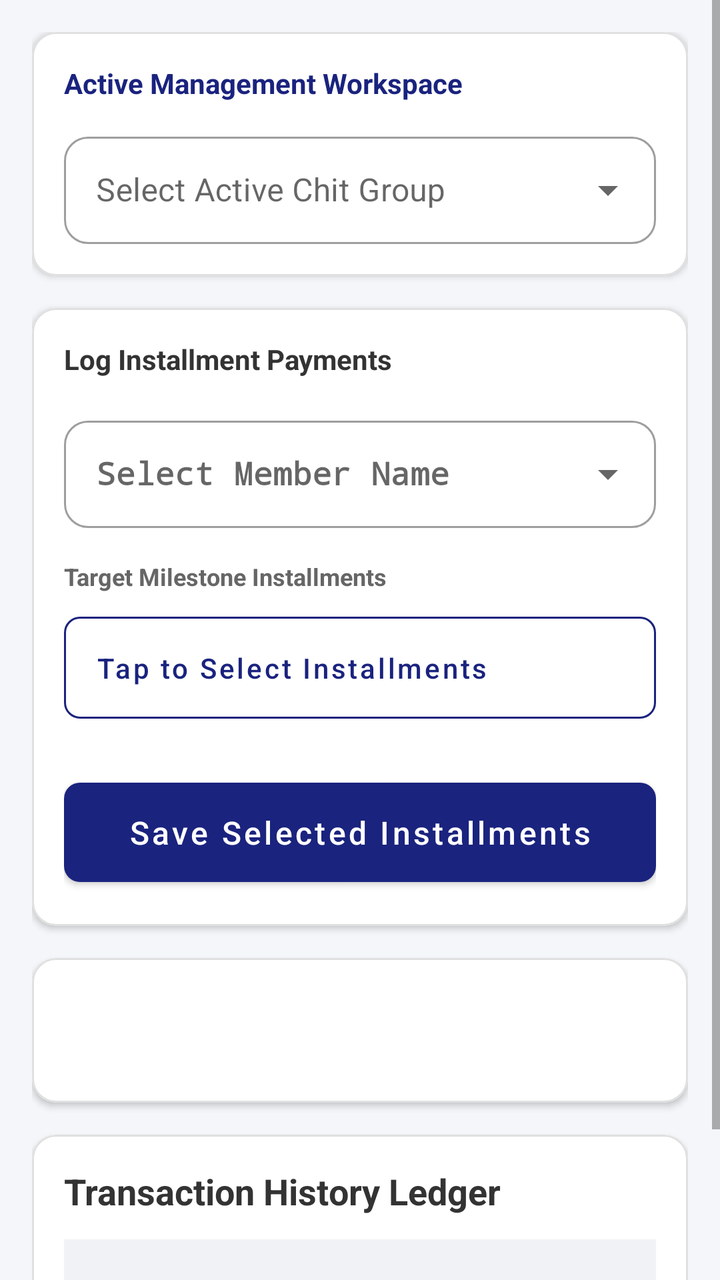
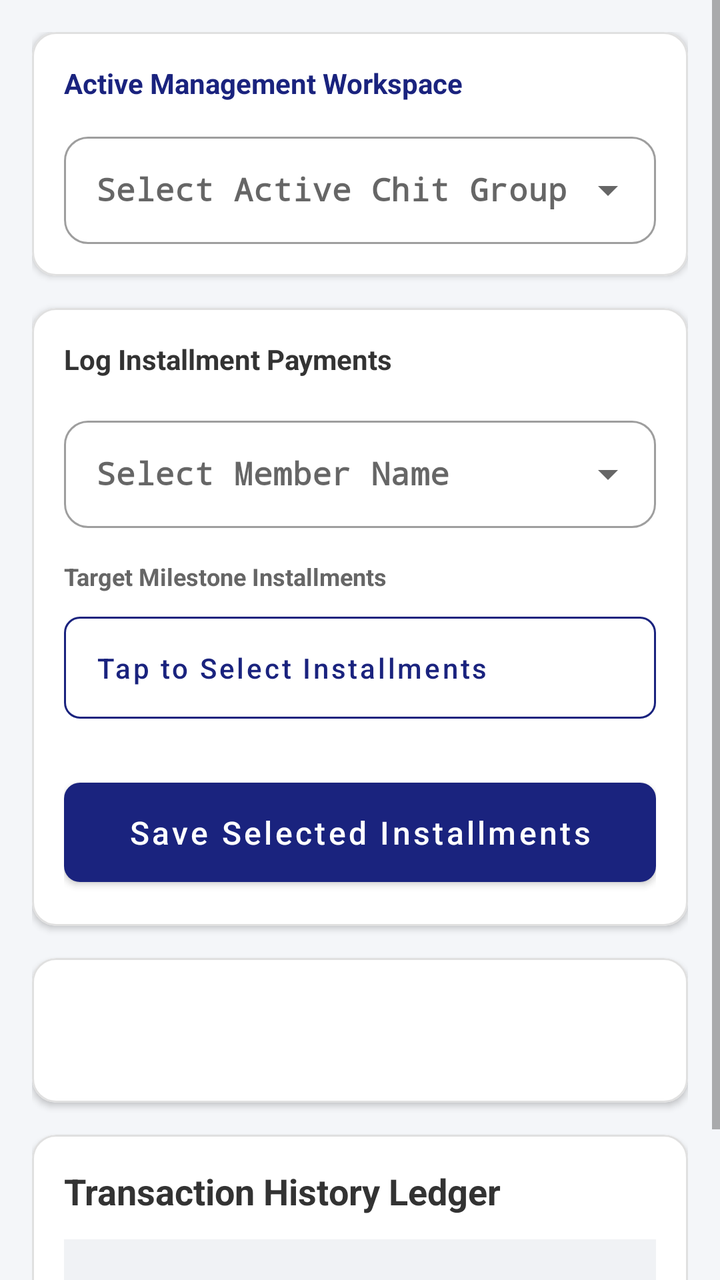

Screens rendered from an Android XML layout before and after an edit, with the pre-edit source and the edit as a unified diff.
<!-- AndroidManifest.xml: application theme Theme.ChitFundManager -->
<!-- res/layout/activity_main.xml -->
<?xml version="1.0" encoding="utf-8"?>
<ScrollView xmlns:android="http://schemas.android.com/apk/res/android"
    xmlns:app="http://schemas.android.com/apk/res-auto"
    android:layout_width="match_parent"
    android:layout_height="match_parent"
    android:background="#F4F6F9"
    android:fillViewport="true">

    <LinearLayout
        android:layout_width="match_parent"
        android:layout_height="wrap_content"
        android:orientation="vertical"
        android:padding="16dp">

        <com.google.android.material.card.MaterialCardView
            android:layout_width="match_parent"
            android:layout_height="wrap_content"
            android:layout_marginBottom="16dp"
            app:cardCornerRadius="12dp"
            app:cardElevation="2dp"
            app:strokeColor="#E0E0E0"
            app:strokeWidth="1dp">

            <LinearLayout
                android:layout_width="match_parent"
                android:layout_height="wrap_content"
                android:orientation="vertical"
                android:padding="16dp">

                <TextView
                    android:layout_width="wrap_content"
                    android:layout_height="wrap_content"
                    android:text="Active Management Workspace"
                    android:textColor="#1A237E"
                    android:textSize="14sp"
                    android:textStyle="bold"
                    android:layout_marginBottom="12dp" />

                <com.google.android.material.textfield.TextInputLayout
                    style="@style/Widget.MaterialComponents.TextInputLayout.OutlinedBox.ExposedDropdownMenu"
                    android:layout_width="match_parent"
                    android:layout_height="wrap_content"
                    android:hint="Select Active Chit Group">

                    <AutoCompleteTextView
                        android:id="@+id/spChitSelector"
                        android:layout_width="match_parent"
                        android:layout_height="wrap_content"
                        android:inputType="none"
                        android:padding="16dp"
                        android:textSize="16sp"
                        android:popupBackground="@drawable/dropdown_popup_bg" />
                </com.google.android.material.textfield.TextInputLayout>
            </LinearLayout>
        </com.google.android.material.card.MaterialCardView>

        <com.google.android.material.card.MaterialCardView
            android:id="@+id/llFormContainer"
            android:layout_width="match_parent"
            android:layout_height="wrap_content"
            android:layout_marginBottom="16dp"
            app:cardCornerRadius="12dp"
            app:cardElevation="2dp"
            app:strokeColor="#E0E0E0"
            app:strokeWidth="1dp">

            <LinearLayout
                android:layout_width="match_parent"
                android:layout_height="wrap_content"
                android:orientation="vertical"
                android:padding="16dp">

                <TextView
                    android:layout_width="wrap_content"
                    android:layout_height="wrap_content"
                    android:text="Log Installment Payments"
                    android:textColor="#333333"
                    android:textSize="14sp"
                    android:textStyle="bold"
                    android:layout_marginBottom="16dp" />

                <com.google.android.material.textfield.TextInputLayout
                    style="@style/Widget.MaterialComponents.TextInputLayout.OutlinedBox.ExposedDropdownMenu"
                    android:layout_width="match_parent"
                    android:layout_height="wrap_content"
                    android:layout_marginBottom="16dp"
                    android:hint="Select Member Name">

                    <AutoCompleteTextView
                        android:id="@+id/spMembers"
                        android:layout_width="match_parent"
                        android:layout_height="wrap_content"
                        android:inputType="none"
                        android:padding="16dp"
                        android:fontFamily="monospace"
                        android:textStyle="bold"
                        android:textColor="#1A237E"
                        android:popupBackground="@drawable/dropdown_popup_bg" />
                </com.google.android.material.textfield.TextInputLayout>

                <TextView
                    android:layout_width="wrap_content"
                    android:layout_height="wrap_content"
                    android:text="Target Milestone Installments"
                    android:textColor="#666666"
                    android:textSize="12sp"
                    android:textStyle="bold"
                    android:layout_marginBottom="6dp" />

                <com.google.android.material.button.MaterialButton
                    android:id="@+id/btnSelectInstallments"
                    style="@style/Widget.MaterialComponents.Button.OutlinedButton"
                    android:layout_width="match_parent"
                    android:layout_height="wrap_content"
                    android:layout_marginBottom="20dp"
                    android:text="Tap to Select Installments"
                    android:textColor="#1A237E"
                    android:gravity="start|center_vertical"
                    android:padding="16dp"
                    android:textAllCaps="false"
                    app:strokeColor="#1A237E"
                    app:strokeWidth="1dp"
                    app:cornerRadius="8dp" />

                <com.google.android.material.button.MaterialButton
                    android:id="@+id/btnAddInstallment"
                    android:layout_width="match_parent"
                    android:layout_height="wrap_content"
                    android:text="Save Selected Installments"
                    android:textAllCaps="false"
                    android:textSize="16sp"
                    android:padding="14dp"
                    app:backgroundTint="#1A237E"
                    app:cornerRadius="8dp" />
            </LinearLayout>
        </com.google.android.material.card.MaterialCardView>

        <com.google.android.material.card.MaterialCardView
            android:layout_width="match_parent"
            android:layout_height="wrap_content"
            android:layout_marginBottom="16dp"
            app:cardCornerRadius="12dp"
            app:cardElevation="2dp"
            app:strokeColor="#E0E0E0"
            app:strokeWidth="1dp">

            <LinearLayout
                android:layout_width="match_parent"
                android:layout_height="wrap_content"
                android:orientation="vertical"
                android:padding="16dp">

                <TextView
                    android:id="@+id/tvFundTitle"
                    android:layout_width="match_parent"
                    android:layout_height="wrap_content"
                    android:textSize="18sp"
                    android:textStyle="bold"
                    android:textColor="#1A237E"
                    android:layout_marginBottom="16dp" />

                <HorizontalScrollView
                    android:layout_width="match_parent"
                    android:layout_height="wrap_content">

                    <TableLayout
                        android:id="@+id/tlFundTable"
                        android:layout_width="wrap_content"
                        android:layout_height="wrap_content"
                        android:stretchColumns="*" />
                </HorizontalScrollView>
            </LinearLayout>
        </com.google.android.material.card.MaterialCardView>

        <com.google.android.material.card.MaterialCardView
            android:layout_width="match_parent"
            android:layout_height="wrap_content"
            android:layout_marginBottom="16dp"
            app:cardCornerRadius="12dp"
            app:cardElevation="2dp"
            app:strokeColor="#E0E0E0"
            app:strokeWidth="1dp">

            <LinearLayout
                android:layout_width="match_parent"
                android:layout_height="wrap_content"
                android:orientation="vertical"
                android:padding="16dp">

                <TextView
                    android:layout_width="wrap_content"
                    android:layout_height="wrap_content"
                    android:text="Transaction History Ledger"
                    android:textSize="18sp"
                    android:textStyle="bold"
                    android:textColor="#333333"
                    android:layout_marginBottom="12dp"/>

                <TextView
                    android:id="@+id/tvHistorySummary"
                    android:layout_width="match_parent"
                    android:layout_height="wrap_content"
                    android:background="#F0F2F5"
                    android:padding="12dp"
                    android:textColor="#455A64"
                    android:textStyle="bold"
                    android:textSize="13sp"
                    android:layout_marginBottom="16dp"/>

                <HorizontalScrollView
                    android:layout_width="match_parent"
                    android:layout_height="wrap_content">

                    <TableLayout
                        android:id="@+id/tlHistoryTable"
                        android:layout_width="wrap_content"
                        android:layout_height="wrap_content"
                        android:stretchColumns="*" />
                </HorizontalScrollView>
            </LinearLayout>
        </com.google.android.material.card.MaterialCardView>

    </LinearLayout>
</ScrollView>
<!-- resources referenced by this layout -->
<resources>
  <!-- drawable dropdown_popup_bg (drawable) -->
  <?xml version="1.0" encoding="utf-8"?>
  <shape xmlns:android="http://schemas.android.com/apk/res/android"
      android:shape="rectangle">
      <solid android:color="#FFFFFF" />
      <corners android:radius="12dp" />
      <stroke android:width="1dp" android:color="#E0E0E0" />
  </shape>
  <style name="Theme.ChitFundManager" parent="Theme.MaterialComponents.Light.DarkActionBar">
          
          <item name="colorPrimary">#1A237E</item>
          <item name="colorPrimaryDark">#0D1137</item>
          <item name="colorAccent">#00E676</item>
          
          
          <item name="android:windowBackground">#F4F6F9</item>
          <item name="cardBackgroundColor">#FFFFFF</item>
          
          
          <item name="shapeAppearanceSmallComponent">@style/PremiumRoundedComponentsSmall</item>
      </style>
  <style name="PremiumRoundedComponentsSmall" parent="ShapeAppearance.MaterialComponents.SmallComponent">
          <item name="cornerSize">12dp</item>
      </style>
</resources>

<!-- the commit's change to res/layout/activity_main.xml (unified diff, before → after) -->
@@ -12,6 +12,7 @@
         android:orientation="vertical"
         android:padding="16dp">
 
+        
         <com.google.android.material.card.MaterialCardView
             android:layout_width="match_parent"
             android:layout_height="wrap_content"
@@ -49,11 +50,15 @@
                         android:inputType="none"
                         android:padding="16dp"
                         android:textSize="16sp"
+                        android:fontFamily="monospace"
+                        android:textStyle="bold"
+                        android:textColor="#1A237E"
                         android:popupBackground="@drawable/dropdown_popup_bg" />
                 </com.google.android.material.textfield.TextInputLayout>
             </LinearLayout>
         </com.google.android.material.card.MaterialCardView>
 
+        
         <com.google.android.material.card.MaterialCardView
             android:id="@+id/llFormContainer"
             android:layout_width="match_parent"
@@ -135,6 +140,7 @@
             </LinearLayout>
         </com.google.android.material.card.MaterialCardView>
 
+        
         <com.google.android.material.card.MaterialCardView
             android:layout_width="match_parent"
             android:layout_height="wrap_content"
@@ -155,6 +161,7 @@
                     android:layout_width="match_parent"
                     android:layout_height="wrap_content"
                     android:textSize="18sp"
+                    android:fontFamily="monospace"
                     android:textStyle="bold"
                     android:textColor="#1A237E"
                     android:layout_marginBottom="16dp" />
@@ -172,6 +179,7 @@
             </LinearLayout>
         </com.google.android.material.card.MaterialCardView>
 
+        
         <com.google.android.material.card.MaterialCardView
             android:layout_width="match_parent"
             android:layout_height="wrap_content"
